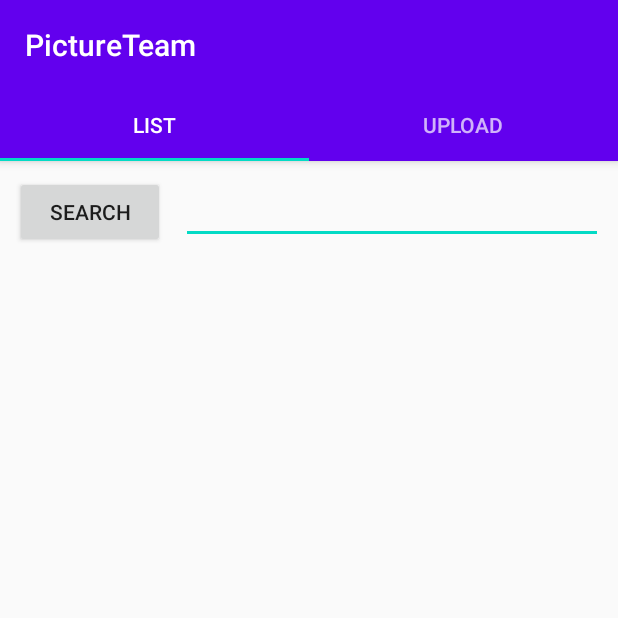
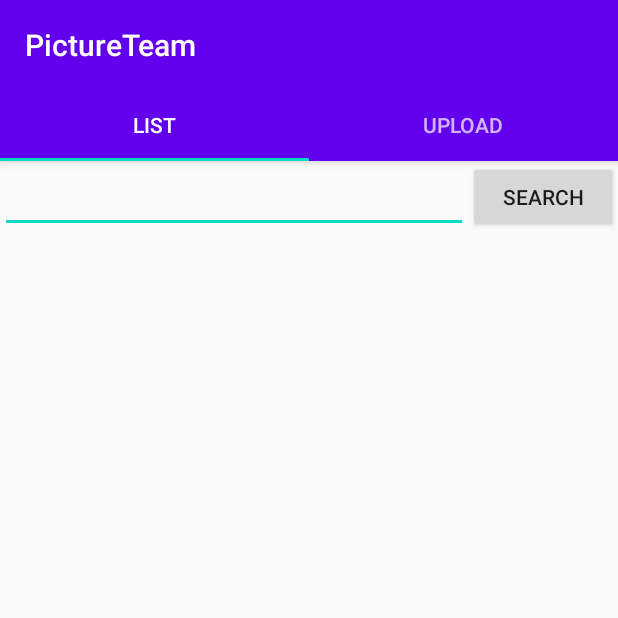
Before and after one commit to BmePictureTeam/android-app, an Android app: the ListView screen opened directly, with no data from a screen before it, on a phone screen of 412 x 824 dp, the top half of it. Run offline under Robolectric (Android 15) with nearby library versions, the phone set to English and light mode, and no system bars; 1 statement that could not run was skipped.

Commit message:
feat: list_view layout

```diff
--- a/app/src/main/res/layout/list_view.xml
+++ b/app/src/main/res/layout/list_view.xml
@@ -1,37 +1,39 @@
 <?xml version="1.0" encoding="utf-8"?>
-<LinearLayout xmlns:android="http://schemas.android.com/apk/res/android"
-    android:orientation="vertical" android:layout_width="match_parent"
-    android:layout_height="match_parent">
+<androidx.constraintlayout.widget.ConstraintLayout xmlns:android="http://schemas.android.com/apk/res/android"
+    xmlns:app="http://schemas.android.com/apk/res-auto"
+    xmlns:tools="http://schemas.android.com/tools"
+    android:layout_width="match_parent"
+    android:layout_height="match_parent"
+    android:orientation="vertical">
 
-    <LinearLayout
+    <androidx.constraintlayout.widget.ConstraintLayout
         android:layout_width="match_parent"
-        android:layout_height="wrap_content"
-        android:layout_marginBottom="10dp"
-        android:orientation="horizontal"
-        android:gravity="start" >
+        android:layout_height="48dp"
+        app:layout_constraintEnd_toEndOf="parent"
+        app:layout_constraintStart_toStartOf="parent"
+        app:layout_constraintTop_toTopOf="parent">
+
+
+        <EditText
+            android:layout_width="0dp"
+            android:layout_height="match_parent"
+            android:autofillHints=""
+            android:inputType="text"
+            app:layout_constraintBottom_toBottomOf="parent"
+            app:layout_constraintEnd_toStartOf="@+id/button2"
+            app:layout_constraintStart_toStartOf="parent"
+            app:layout_constraintTop_toTopOf="parent"
+            tools:ignore="LabelFor" />
 
         <Button
+            android:id="@+id/button2"
             android:layout_width="100dp"
+
             android:layout_height="wrap_content"
-            android:layout_marginStart="10dp"
-            android:layout_marginTop="10dp"
-            android:layout_marginEnd="5dp"
-            android:layout_marginRight="10dp"
+            android:text="@string/search"
+            app:layout_constraintBottom_toBottomOf="parent"
+            app:layout_constraintEnd_toEndOf="parent"
+            app:layout_constraintTop_toTopOf="parent" />
+    </androidx.constraintlayout.widget.ConstraintLayout>
 
-            android:text="@string/search"
-            android:layout_marginLeft="10dp" />
-
-        <EditText
-            android:layout_width="match_parent"
-            android:layout_height="wrap_content"
-            android:layout_marginStart="5dp"
-            android:layout_marginLeft="10dp"
-            android:layout_marginTop="10dp"
-            android:layout_marginEnd="10dp"
-            android:layout_marginRight="10dp" />
-
-    </LinearLayout>
-
-    <include layout="@layout/recycler_view" />
-
-</LinearLayout>
+</androidx.constraintlayout.widget.ConstraintLayout>
```
